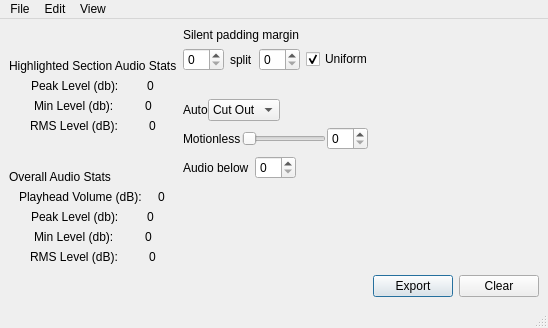
First picture: the form in gui/gui_v1.ui, repository ryoo987/autoeditgui, before the edit.
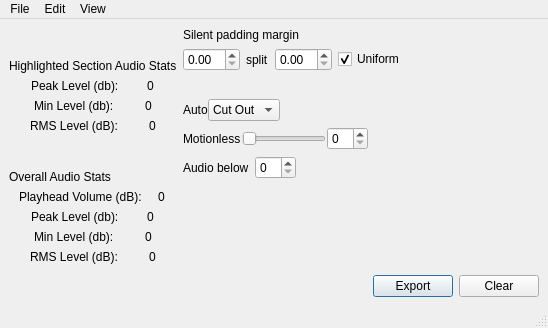
Second picture: the form after the edit.

Diff of the .ui file:
```diff
--- a/gui/gui_v1.ui
+++ b/gui/gui_v1.ui
@@ -291,7 +291,7 @@
         <item>
          <layout class="QHBoxLayout" name="horizontalLayout_8">
           <item>
-           <widget class="QSpinBox" name="silentInput1">
+           <widget class="QDoubleSpinBox" name="silentInput1">
             <property name="sizePolicy">
              <sizepolicy hsizetype="Fixed" vsizetype="Fixed">
               <horstretch>0</horstretch>
@@ -314,7 +314,7 @@
            </widget>
           </item>
           <item>
-           <widget class="QSpinBox" name="silentInput2">
+           <widget class="QDoubleSpinBox" name="silentInput2">
             <property name="sizePolicy">
              <sizepolicy hsizetype="Fixed" vsizetype="Fixed">
               <horstretch>0</horstretch>
```
